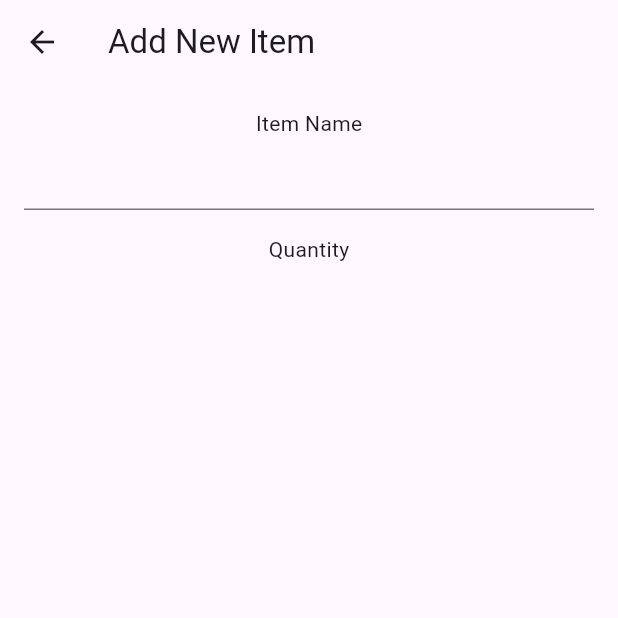
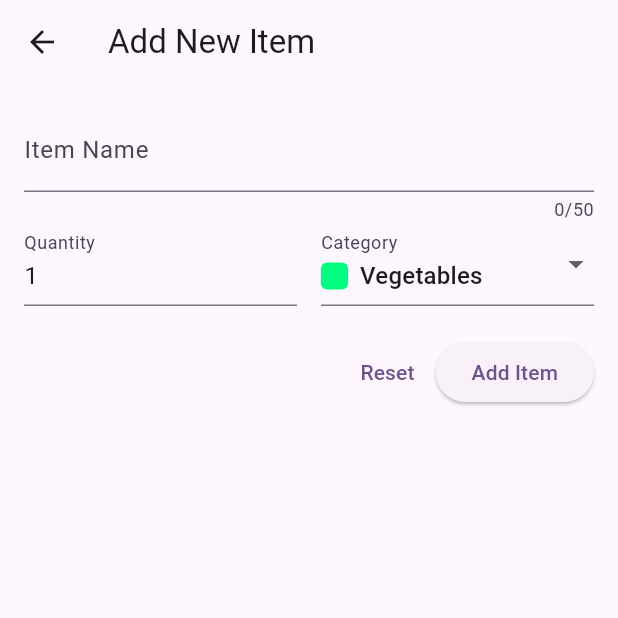
Before and after one commit to Avinash174/Shopping-List, a Flutter app: the screen it shows after launch, after a tap on the "add" icon, on a phone screen of 412 x 824 dp, the top half of it. Run offline on Flutter 3.47's test engine with Material 3 defaults, Android fonts, the phone set to English and light mode, and no system bars.

Commit message:
new code added

```diff
--- a/lib/data/categories.dart
+++ b/lib/data/categories.dart
@@ -1,7 +1,7 @@
 import 'package:flutter/material.dart';
 import 'package:shopping_list/model/category.dart';
 
-const categories = {
+const Map<Categories, Category> categories = {
   Categories.vegetables: Category(
     'Vegetables',
     Color.fromARGB(255, 0, 255, 128),
--- a/lib/widgets/grocery_list.dart
+++ b/lib/widgets/grocery_list.dart
@@ -1,19 +1,67 @@
 import 'package:flutter/material.dart';
 import 'package:shopping_list/data/dummy_items.dart';
+import 'package:shopping_list/model/grocery_item.dart';
 import 'package:shopping_list/widgets/new_item.dart';
 
-class GroceryList extends StatelessWidget {
+class GroceryList extends StatefulWidget {
   const GroceryList({super.key});
 
-  void addItem(BuildContext context) {
+  @override
+  State<GroceryList> createState() => _GroceryListState();
+}
+
+class _GroceryListState extends State<GroceryList> {
+  final List<GroceryItem> _items = [];
+  void addItem(BuildContext context) async {
     // Function to add a new item (to be implemented)
-    Navigator.of(
+    final newItem = await Navigator.of(
       context,
-    ).push(MaterialPageRoute(builder: (ctx) => const NewItem()));
+    ).push<GroceryItem>(MaterialPageRoute(builder: (ctx) => const NewItem()));
+    if (newItem != null) {
+      setState(() {
+        _items.add(newItem);
+      });
+      if (newItem != null) {
+        groceryItems.add(newItem);
+      }
+    }
+  }
+
+  void removeItem(String id) {
+    setState(() {
+      groceryItems.removeWhere((item) => item.id == id);
+    });
   }
 
   @override
   Widget build(BuildContext context) {
+    Widget content = Center(
+      child: Text('No items added yet. Start adding some!'),
+    );
+    if (groceryItems.isNotEmpty) {
+      content = ListView.builder(
+        itemCount: groceryItems.length,
+        itemBuilder: (BuildContext context, int index) {
+          return Dismissible(
+            key: ValueKey(groceryItems[index].id),
+            onDismissed: (direction) {
+              setState(() {
+                removeItem(groceryItems[index].id);
+              });
+            },
+            child: ListTile(
+              title: Text(groceryItems[index].name),
+              leading: Container(
+                width: 24,
+                height: 24,
+                color: groceryItems[index].category.color,
+              ),
+              trailing: Text(groceryItems[index].quantity.toString()),
+            ),
+          );
+        },
+      );
+    }
     return Scaffold(
       appBar: AppBar(
         title: const Text('Your Grocery List'),
@@ -26,20 +74,7 @@ class GroceryList extends StatelessWidget {
           ),
         ],
       ),
-      body: ListView.builder(
-        itemCount: groceryItems.length,
-        itemBuilder: (BuildContext context, int index) {
-          return ListTile(
-            title: Text(groceryItems[index].name),
-            leading: Container(
-              width: 24,
-              height: 24,
-              color: groceryItems[index].category.color,
-            ),
-            trailing: Text(groceryItems[index].quantity.toString()),
-          );
-        },
-      ),
+      body: content,
     );
   }
 }
--- a/lib/widgets/new_item.dart
+++ b/lib/widgets/new_item.dart
@@ -1,4 +1,7 @@
 import 'package:flutter/material.dart';
+import 'package:shopping_list/model/category.dart';
+import 'package:shopping_list/data/categories.dart';
+import 'package:shopping_list/model/grocery_item.dart';
 
 class NewItem extends StatefulWidget {
   const NewItem({super.key});
@@ -8,19 +11,132 @@ class NewItem extends StatefulWidget {
 }
 
 class _NewItemState extends State<NewItem> {
+  final _formKey = GlobalKey<FormState>();
+
+  String _enteredName = '';
+  int _enteredQuantity = 1;
+  Categories _selectedCategory = Categories.vegetables;
+
+  void _resetForm() {
+    _formKey.currentState!.reset();
+    setState(() {
+      _enteredName = '';
+      _enteredQuantity = 1;
+      _selectedCategory = Categories.vegetables;
+    });
+  }
+
+  void _saveItem() async {
+    if (!_formKey.currentState!.validate()) return;
+
+    _formKey.currentState!.save();
+
+    final categoryData = categories[_selectedCategory]!;
+
+    debugPrint('Name: $_enteredName');
+    debugPrint('Quantity: $_enteredQuantity');
+    debugPrint('Category: ${categoryData.title}');
+
+    Navigator.of(context).pop(
+      GroceryItem(
+        id: DateTime.now().toString(),
+        name: _enteredName,
+        quantity: _enteredQuantity,
+        category: categoryData,
+      ),
+    );
+  }
+
   @override
   Widget build(BuildContext context) {
     return Scaffold(
       appBar: AppBar(title: const Text('Add New Item')),
       body: Padding(
-        padding: const EdgeInsets.all(16.0),
-        child: Column(
-          children: [
-            Text('Item Name'),
-            TextField(),
-            const SizedBox(height: 16),
-            Text('Quantity'),
-          ],
+        padding: const EdgeInsets.all(16),
+        child: Form(
+          key: _formKey,
+          child: Column(
+            children: [
+              TextFormField(
+                maxLength: 50,
+                decoration: const InputDecoration(labelText: 'Item Name'),
+                validator: (value) {
+                  if (value == null ||
+                      value.trim().length <= 1 ||
+                      value.trim().length > 50) {
+                    return 'Enter a valid name';
+                  }
+                  return null;
+                },
+                onSaved: (value) => _enteredName = value!,
+              ),
+
+              Row(
+                children: [
+                  Expanded(
+                    child: TextFormField(
+                      initialValue: '1',
+                      keyboardType: TextInputType.number,
+                      decoration: const InputDecoration(labelText: 'Quantity'),
+                      validator: (value) {
+                        final qty = int.tryParse(value ?? '');
+                        if (qty == null || qty <= 0) {
+                          return 'Invalid quantity';
+                        }
+                        return null;
+                      },
+                      onSaved: (value) => _enteredQuantity = int.parse(value!),
+                    ),
+                  ),
+
+                  const SizedBox(width: 16),
+
+                  Expanded(
+                    child: DropdownButtonFormField<Categories>(
+                      value: _selectedCategory,
+                      isExpanded: true,
+                      decoration: const InputDecoration(labelText: 'Category'),
+                      items: Categories.values.map((key) {
+                        final cat = categories[key]!;
+                        return DropdownMenuItem<Categories>(
+                          value: key,
+                          child: Row(
+                            children: [
+                              Container(
+                                width: 18,
+                                height: 18,
+                                decoration: BoxDecoration(
+                                  color: cat.color,
+                                  borderRadius: BorderRadius.circular(4),
+                                ),
+                              ),
+                              const SizedBox(width: 8),
+                              Text(cat.title),
+                            ],
+                          ),
+                        );
+                      }).toList(),
+                      onChanged: (value) =>
+                          setState(() => _selectedCategory = value!),
+                    ),
+                  ),
+                ],
+              ),
+
+              const SizedBox(height: 20),
+
+              Row(
+                mainAxisAlignment: MainAxisAlignment.end,
+                children: [
+                  TextButton(onPressed: _resetForm, child: const Text('Reset')),
+                  ElevatedButton(
+                    onPressed: _saveItem,
+                    child: const Text('Add Item'),
+                  ),
+                ],
+              ),
+            ],
+          ),
         ),
       ),
     );
```
Also changed, not shown: lib/data/dummy_items.dart (+1 -24 lines).
